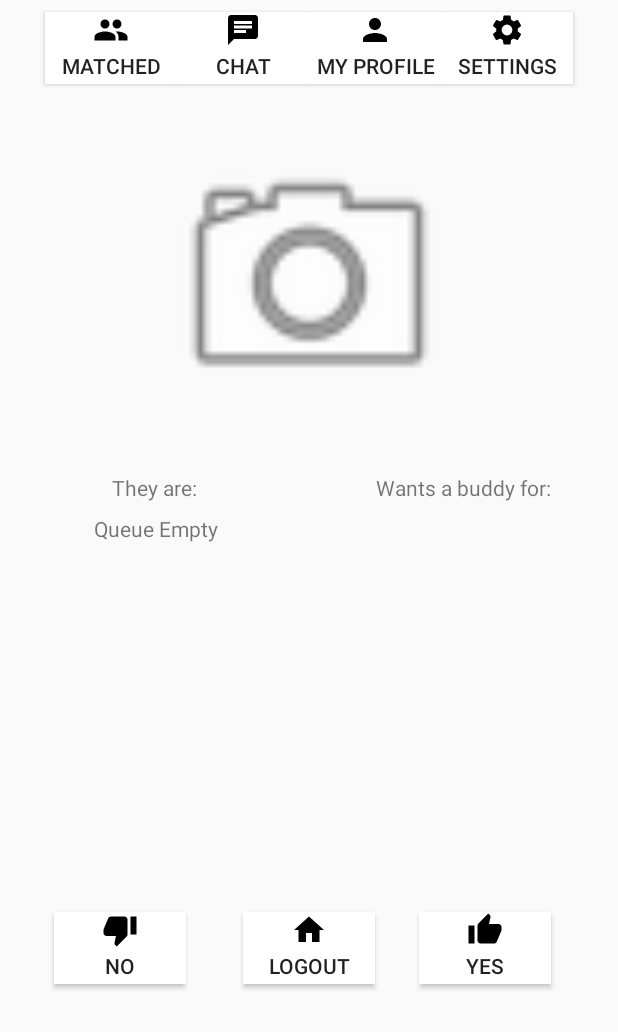
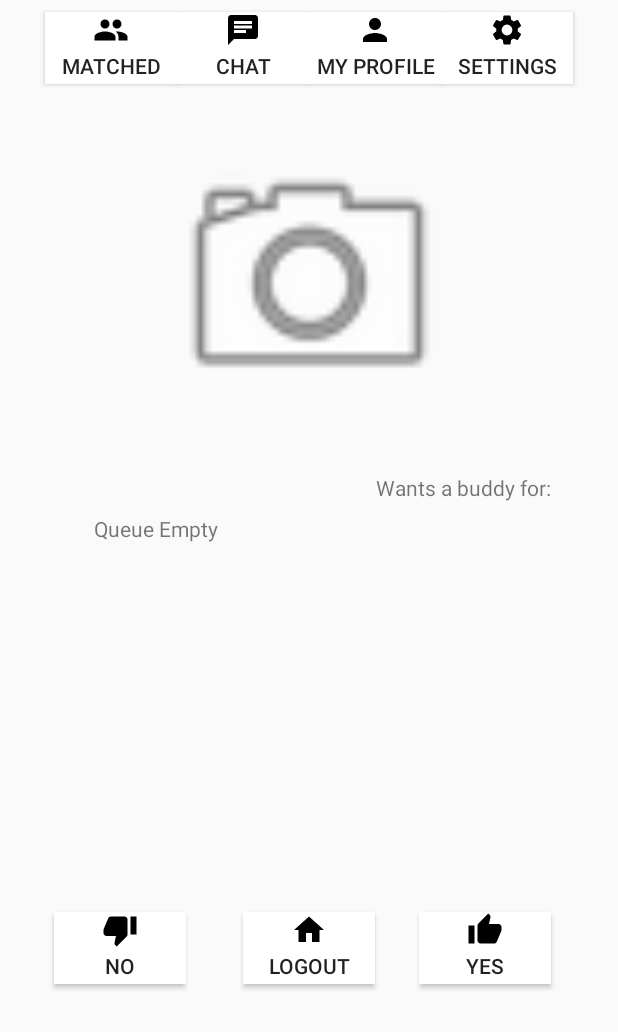
Before and after one commit to SuspiciousMango/Qu, an Android app: the MainMenuActivity screen opened directly, with no data from a screen before it, on a phone screen of 412 x 824 dp, the part 204-1236 px from its top. Run offline under Robolectric (Android 15) with nearby library versions, the phone set to English and light mode, and no system bars; 3 statements that could not run were skipped.

Commit message:
Bugfix commit #6: Makes a specific textview invisible when it shouldnt be seen

```diff
--- a/app/src/main/java/com/team5/qu/MainMenuActivity.java
+++ b/app/src/main/java/com/team5/qu/MainMenuActivity.java
@@ -35,6 +35,7 @@ public class MainMenuActivity extends AppCompatActivity {
     }
 
     private void getNextMatch(){
+        TextView matchTitle = findViewById(R.id.matchTitle);
         TextView matchName = findViewById(R.id.match_name);
         TextView matchMajor = findViewById(R.id.match_major);
         TextView matchClass1 = findViewById(R.id.text_class_1);
@@ -45,6 +46,7 @@ public class MainMenuActivity extends AppCompatActivity {
         TextView matchClass6 = findViewById(R.id.text_class_6);
         TextView matchClass7 = findViewById(R.id.text_class_7);
         if(matchList.size() < 1){
+            matchTitle.setVisibility(View.INVISIBLE);
             matchName.setText("Queue Empty");
             matchMajor.setText("");
             matchClass1.setText("");
@@ -56,6 +58,7 @@ public class MainMenuActivity extends AppCompatActivity {
             matchClass7.setText("");
         }
         else {
+            matchTitle.setVisibility(View.VISIBLE);
             currentMatch = matchList.remove();
             matchName.setText(currentMatch.getName());
             matchMajor.setText(currentMatch.getMajor());
--- a/app/src/main/res/layout/activity_homepage.xml
+++ b/app/src/main/res/layout/activity_homepage.xml
@@ -146,7 +146,7 @@
         app:layout_constraintEnd_toStartOf="@+id/guideline"
         app:layout_constraintHorizontal_bias="0.507"
         app:layout_constraintStart_toStartOf="parent"
-        app:layout_constraintTop_toBottomOf="@+id/textView33" />
+        app:layout_constraintTop_toBottomOf="@+id/matchTitle" />
 
     <TextView
         android:id="@+id/match_major"
@@ -272,7 +272,7 @@
         app:layout_constraintTop_toBottomOf="@+id/textUserName" />
 
     <TextView
-        android:id="@+id/textView33"
+        android:id="@+id/matchTitle"
         android:layout_width="wrap_content"
         android:layout_height="wrap_content"
         android:text="@string/text_other_identity"
```
